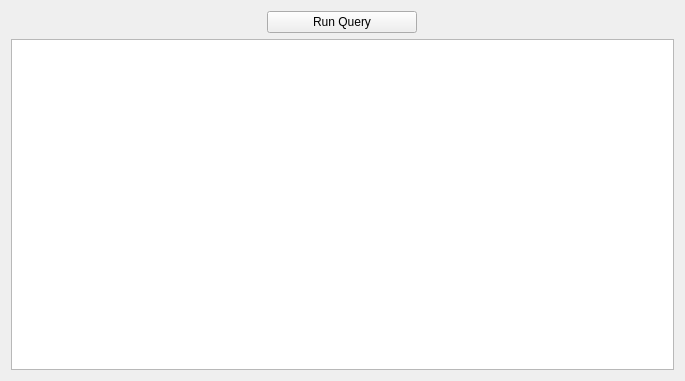
Old version of the form app/widgets/views/QueryView.ui in the repository snorlax95/Goofy-SQL.
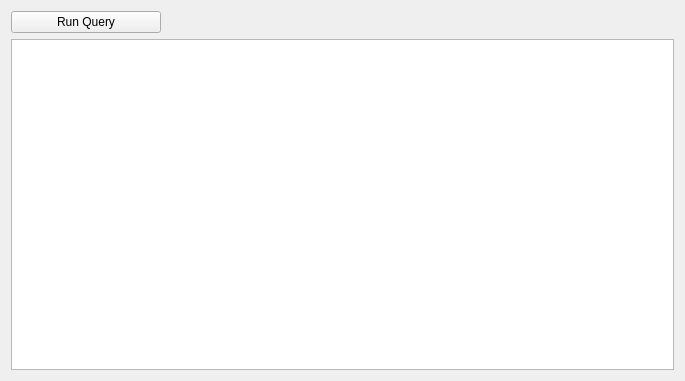
New version of the form.

Patch:
```diff
--- a/app/widgets/views/QueryView.ui
+++ b/app/widgets/views/QueryView.ui
@@ -38,7 +38,7 @@
    </item>
    <item row="0" column="0">
     <layout class="QHBoxLayout" name="horizontalLayout">
-     <item alignment="Qt::AlignHCenter">
+     <item>
       <widget class="QPushButton" name="RunQueryButton">
        <property name="minimumSize">
         <size>
@@ -60,6 +60,19 @@
        </property>
       </widget>
      </item>
+     <item>
+      <widget class="QLabel" name="ResultsLabel">
+       <property name="sizePolicy">
+        <sizepolicy hsizetype="Preferred" vsizetype="Preferred">
+         <horstretch>1</horstretch>
+         <verstretch>0</verstretch>
+        </sizepolicy>
+       </property>
+       <property name="text">
+        <string/>
+       </property>
+      </widget>
+     </item>
     </layout>
    </item>
   </layout>
```
